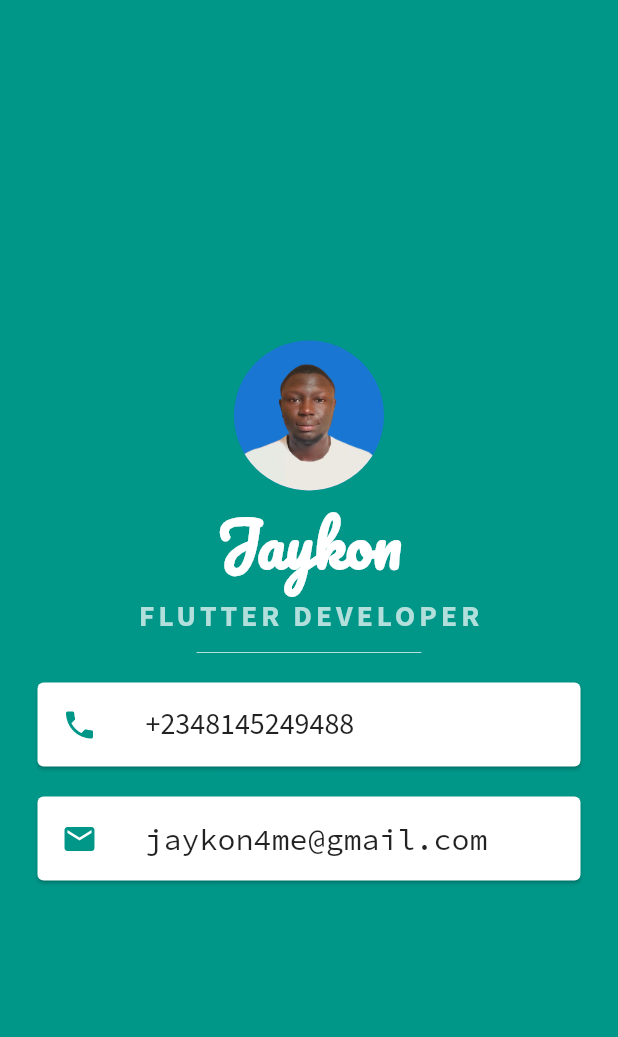
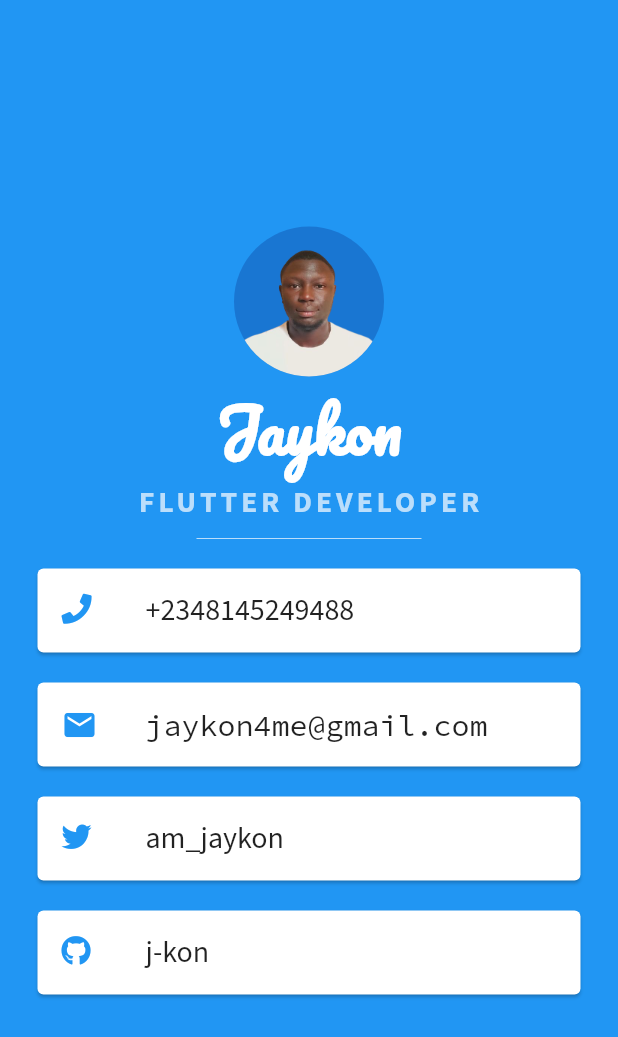
Before and after one commit to j-kon/mi_card, a Flutter app: the screen it shows after launch, on a phone screen of 412 x 824 dp. Shown: the top 1037 px of the screen. Run offline on Flutter 3.47's test engine with Material 2 defaults, Android fonts, the phone set to English and light mode, and no system bars; our stand-ins replace font_awesome_flutter, google_fonts.

Commit message:
change color and add icon package

```diff
--- a/lib/main.dart
+++ b/lib/main.dart
@@ -1,5 +1,6 @@
 import 'package:flutter/material.dart';
 import 'package:google_fonts/google_fonts.dart';
+import 'package:font_awesome_flutter/font_awesome_flutter.dart';
 
 void main() {
   runApp(MyApp());
@@ -10,7 +11,7 @@ class MyApp extends StatelessWidget {
   Widget build(BuildContext context) {
     return MaterialApp(
       home: Scaffold(
-        backgroundColor: Colors.teal,
+        backgroundColor: Colors.blue,
         body: SafeArea(
           child: Column(
             mainAxisAlignment: MainAxisAlignment.center,
@@ -30,7 +31,7 @@ class MyApp extends StatelessWidget {
               Text(
                 'FLUTTER DEVELOPER',
                 style: GoogleFonts.sourceSansPro(
-                  color: Colors.teal.shade100,
+                  color: Colors.blue.shade100,
                   fontSize: 20,
                   letterSpacing: 2.5,
                   fontWeight: FontWeight.bold,
@@ -39,7 +40,7 @@ class MyApp extends StatelessWidget {
               SizedBox(
                 height: 20.0,
                 width: 150.0,
-                child: Divider(color: Colors.teal.shade100),
+                child: Divider(color: Colors.blue.shade100),
               ),
               Card(
                 margin: EdgeInsets.symmetric(
@@ -47,9 +48,10 @@ class MyApp extends StatelessWidget {
                   horizontal: 25.0,
                 ),
                 child: ListTile(
-                  leading: Icon(
-                    Icons.phone,
-                    color: Colors.teal,
+                  leading: FaIcon(
+                    FontAwesomeIcons.phone,
+                    color: Colors.blue,
+                    size: 20,
                   ),
                   title: Text(
                     '+2348145249488',
@@ -68,11 +70,49 @@ class MyApp extends StatelessWidget {
                 child: ListTile(
                   leading: Icon(
                     Icons.email,
-                    color: Colors.teal,
+                    color: Colors.blue,
                   ),
                   title: Text(
                     'jaykon4me@gmail.com',
                     style: GoogleFonts.sourceCodePro(
+                      fontSize: 20,
+                    ),
+                  ),
+                ),
+              ),
+              Card(
+                margin: EdgeInsets.symmetric(
+                  vertical: 10.0,
+                  horizontal: 25.0,
+                ),
+                child: ListTile(
+                  leading: FaIcon(
+                    FontAwesomeIcons.twitter,
+                    color: Colors.blue,
+                    size: 20,
+                  ),
+                  title: Text(
+                    'am_jaykon',
+                    style: GoogleFonts.sourceSansPro(
+                      fontSize: 20,
+                    ),
+                  ),
+                ),
+              ),
+              Card(
+                margin: EdgeInsets.symmetric(
+                  vertical: 10.0,
+                  horizontal: 25.0,
+                ),
+                child: ListTile(
+                  leading: FaIcon(
+                    FontAwesomeIcons.github,
+                    color: Colors.blue,
+                    size: 20,
+                  ),
+                  title: Text(
+                    'j-kon',
+                    style: GoogleFonts.sourceSansPro(
                       fontSize: 20,
                     ),
                   ),
--- a/pubspec.yaml
+++ b/pubspec.yaml
@@ -11,6 +11,7 @@ dependencies:
   flutter:
     sdk: flutter
   cupertino_icons: ^1.0.0
+  font_awesome_flutter: ^8.9.0
   google_fonts: ^1.1.0
 
 dev_dependencies:
```
Also changed, not shown: pubspec.lock, 3 other files.
